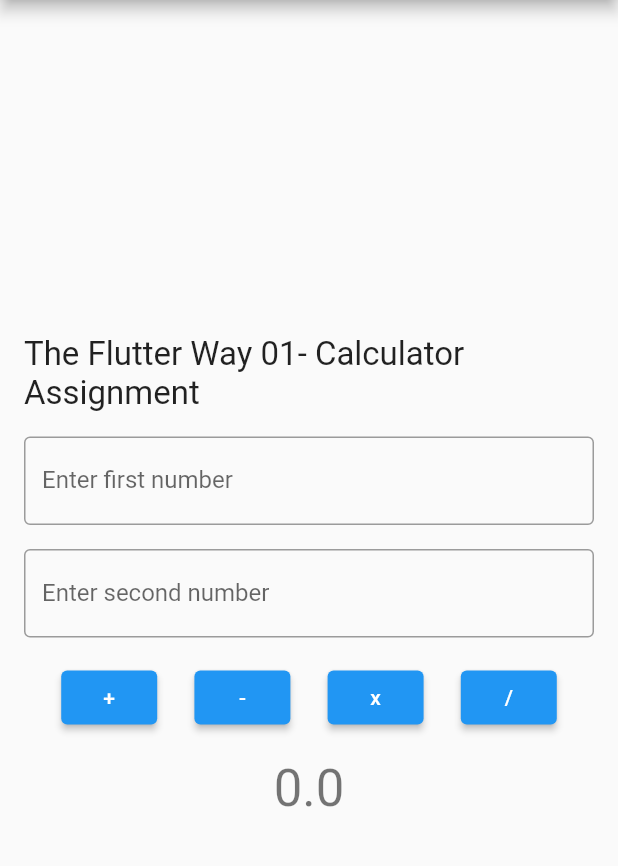
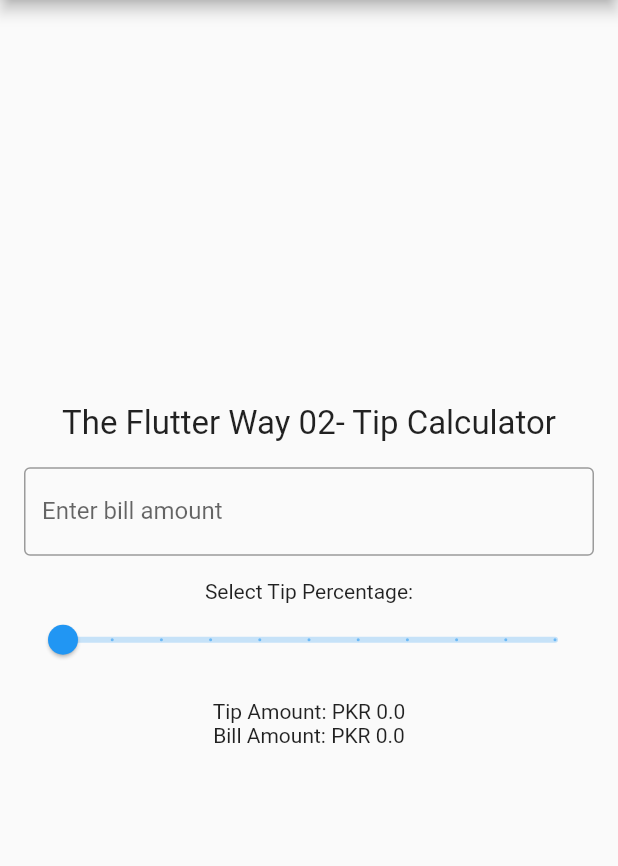
Before and after one commit to abdulazizniazi-mset/introduction-to-flutter-and-dart, a Flutter app: the screen it shows after launch, on a phone screen of 412 x 824 dp, the part 84-950 px from its top. Run offline on Flutter 3.47's test engine with Material 2 defaults, Android fonts, the phone set to English and light mode, and no system bars.

Commit message:
tip calculator work

```diff
--- a/lib/main.dart
+++ b/lib/main.dart
@@ -44,15 +44,16 @@ class MyHomePage extends StatefulWidget {
 
   final String title;
 
-
   @override
   State<MyHomePage> createState() => _MyHomePageState();
 }
 
 class _MyHomePageState extends State<MyHomePage> {
-  double _counter = 0.0;
-  var controllerNum1 = TextEditingController();
-  var controllerNum2 = TextEditingController();
+  final controllerBill = TextEditingController();
+  double _sliderValue = 0;
+  double tip = 0;
+  double bill = 0;
+
   void setCounter(counter) {
     setState(() {
       // This call to setState tells the Flutter framework that something has
@@ -60,7 +61,6 @@ class _MyHomePageState extends State<MyHomePage> {
       // so that the display can reflect the updated values. If we changed
       // _counter without calling setState(), then the build method would not be
       // called again, and so nothing would appear to happen.
-      _counter = counter;
     });
   }
 
@@ -72,23 +72,6 @@ class _MyHomePageState extends State<MyHomePage> {
     // The Flutter framework has been optimized to make rerunning build methods
     // fast, so that you can just rebuild anything that needs updating rather
     // than having to individually change instances of widgets.
-
-    void addNumbers(double num1, double num2) => setState(() {
-          _counter = num1 + num2;
-        });
-
-    void subtract(double num1, double num2) => setState(() {
-          _counter = num1 - num2;
-        });
-
-    void multiply(double num1, double num2) => setState(() {
-          _counter = num1 * num2;
-        });
-
-    void divide(double num1, double num2) => setState(() {
-          _counter = num1 / num2;
-        });
-
     return Scaffold(
       appBar: AppBar(
         // Here we take the value from the MyHomePage object that was created by
@@ -120,70 +103,58 @@ class _MyHomePageState extends State<MyHomePage> {
               child: Column(
                 children: <Widget>[
                   const Text(
-                    'The Flutter Way 01- Calculator Assignment',
+                    'The Flutter Way 02- Tip Calculator',
                     style: TextStyle(fontSize: 22.0),
                   ),
                   const SizedBox(
                     height: 16.0,
                   ),
                   TextField(
-                      controller: controllerNum1,
-                      decoration: const InputDecoration(
-                        border: OutlineInputBorder(),
-                        labelText: 'Enter first number',
-                      ),
-                      keyboardType: TextInputType.number,
-                      inputFormatters: [
-                        FilteringTextInputFormatter.digitsOnly
-                      ]),
-                  const SizedBox(
-                    height: 16.0,
-                  ),
-                  TextField(
-                      controller: controllerNum2,
-                      decoration: const InputDecoration(
-                        border: OutlineInputBorder(),
-                        labelText: 'Enter second number',
-                      ),
-                      keyboardType: TextInputType.number,
-                      inputFormatters: [
-                        FilteringTextInputFormatter.digitsOnly
-                      ]),
-                  const SizedBox(
-                    height: 16.0,
-                  ),
-                  Row(
-                    mainAxisAlignment: MainAxisAlignment.spaceEvenly,
-                    children: [
-                      ElevatedButton(
-                        child: Text("+"),
-                        onPressed: () => {addNumbers(double.parse(controllerNum1.text),
-                            double.parse(controllerNum2.text))},
-                      ),
-                      ElevatedButton(
-                        child: Text("-"),
-                        onPressed: () => {subtract(double.parse(controllerNum1.text),
-                            double.parse(controllerNum2.text))},
-                      ),
-                      ElevatedButton(
-                        child: Text("x"),
-                        onPressed: () => {multiply(double.parse(controllerNum1.text),
-                            double.parse(controllerNum2.text))},
-                      ),
-                      ElevatedButton(
-                        child: Text("/"),
-                        onPressed: () => {divide(double.parse(controllerNum1.text),
-                            double.parse(controllerNum2.text))},
-                      ),
-                    ],
+                    controller: controllerBill,
+                    decoration: const InputDecoration(
+                      border: OutlineInputBorder(),
+                      labelText: 'Enter bill amount',
+                    ),
+                    keyboardType: TextInputType.number,
+                    inputFormatters: [FilteringTextInputFormatter.digitsOnly],
+                    onChanged: (value) =>
+                    {
+                      // controllerBill.text = value,
+                      // print("Working"),
+                      setState(() {
+                        tip = double.parse(value) * (_sliderValue / 100);
+                      }),
+                      setState(() {
+                        bill = double.parse(value) + tip;
+                      })
+                    },
                   ),
                   const SizedBox(
                     height: 16.0,
                   ),
+                  const Text('Select Tip Percentage:'),
+                  Slider(
+                      min: 0,
+                      max: 30,
+                      divisions: 10,
+                      label: "${_sliderValue.round()}%",
+                      value: _sliderValue,
+                      onChanged: (double mValue) =>
+                      {
+                        setState(() {
+                          _sliderValue = mValue;
+                        }),
+                        tip = double.parse(controllerBill.text) *
+                            (mValue / 100),
+                        bill = double.parse(controllerBill.text) + tip
+                      }),
+                  const SizedBox(
+                    height: 16.0,
+                  ),
                   Text(
-                    '$_counter',
-                    style: Theme.of(context).textTheme.headlineMedium,
+                    "Tip Amount: PKR $tip",
                   ),
+                  Text("Bill Amount: PKR $bill")
                 ],
               ),
             ),
```
